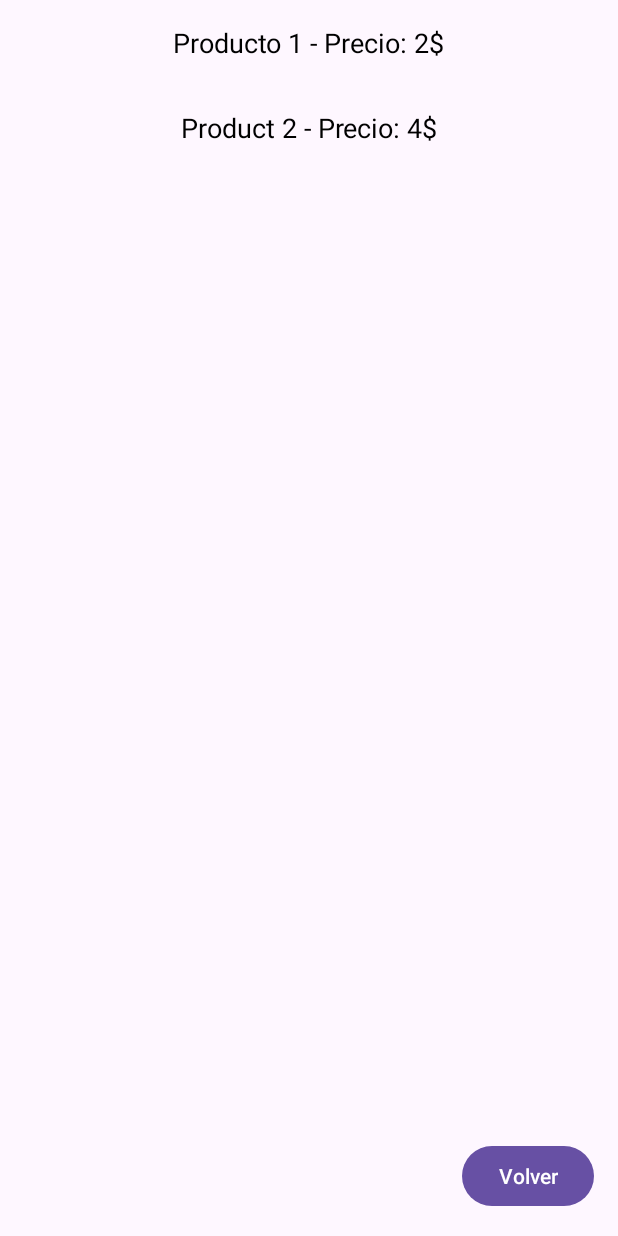
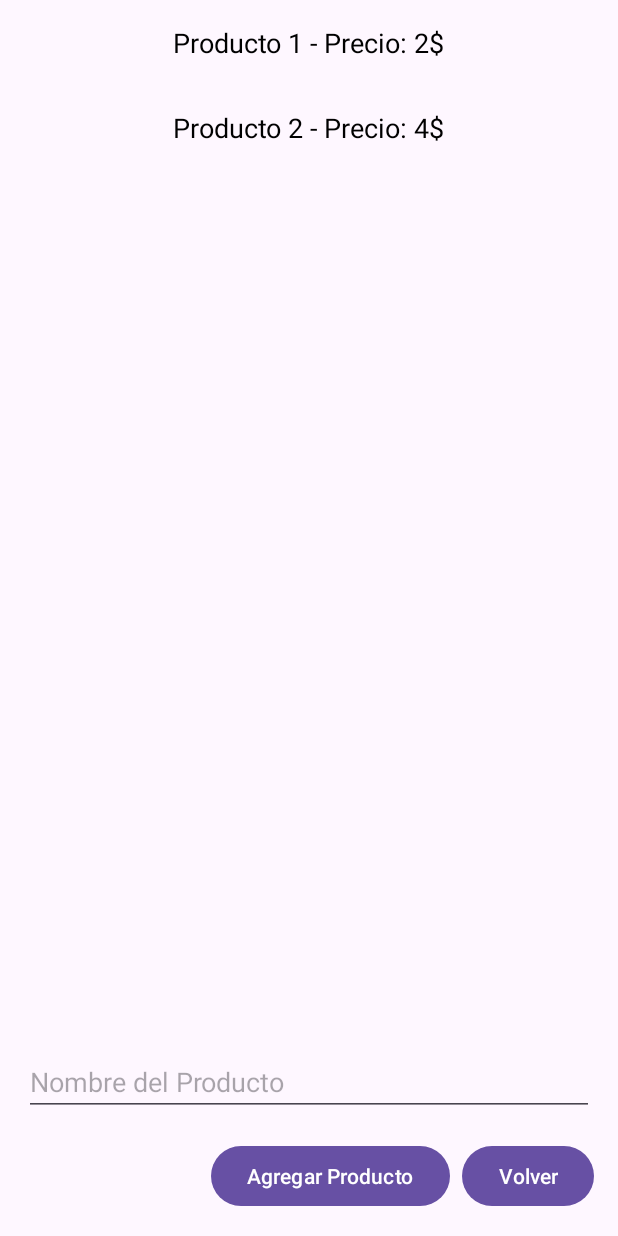
Before and after one commit to rodriisepulveda/final-am-ACN4AV-sepulveda-rodrigo, an Android app: the ProductListActivity screen opened directly, with no data from a screen before it, on a phone screen of 412 x 824 dp. Run offline under Robolectric (Android 15) with nearby library versions, the phone set to English and light mode, and no system bars.

Commit message:
Agregados eventos, organizacion de variables, elemento dinamico, linearlayout

```diff
--- a/app/src/main/java/com/example/parcial_1_am_acn4av_rodrigo_sepulveda/ProductListActivity.java
+++ b/app/src/main/java/com/example/parcial_1_am_acn4av_rodrigo_sepulveda/ProductListActivity.java
@@ -1,15 +1,20 @@
 package com.example.parcial_1_am_acn4av_rodrigo_sepulveda;
 
-import android.content.Intent;
 import android.os.Bundle;
 import android.view.View;
+import android.widget.EditText;
+import android.widget.Toast;
 import androidx.appcompat.app.AppCompatActivity;
 import androidx.recyclerview.widget.LinearLayoutManager;
 import androidx.recyclerview.widget.RecyclerView;
+
 import java.util.ArrayList;
 import java.util.List;
 
 public class ProductListActivity extends AppCompatActivity {
+    private List<Product> productList; // Lista de productos
+    private ProductAdapter productAdapter; // Adaptador para el RecyclerView
+    private EditText editTextProductName; // EditText para ingresar el nombre del producto
 
     @Override
     protected void onCreate(Bundle savedInstanceState) {
@@ -19,19 +24,37 @@ public class ProductListActivity extends AppCompatActivity {
         RecyclerView recyclerView = findViewById(R.id.recyclerViewProducts);
         recyclerView.setLayoutManager(new LinearLayoutManager(this));
 
-        // Crear una lista de productos
-        List<Product> productList = new ArrayList<>();
+        // Inicializar la lista de productos
+        productList = new ArrayList<>();
         productList.add(new Product("Producto 1 - Precio: 2$"));
-        productList.add(new Product("Product 2 - Precio: 4$"));
+        productList.add(new Product("Producto 2 - Precio: 4$"));
 
-        ProductAdapter adapter = new ProductAdapter(productList);
-        recyclerView.setAdapter(adapter);
+        productAdapter = new ProductAdapter(productList);
+        recyclerView.setAdapter(productAdapter);
+        editTextProductName = findViewById(R.id.editTextProductName);
 
-        // Configurar el botón para regresar a MainActivity
+        // boton para agregar productos
+        findViewById(R.id.buttonAddProduct).setOnClickListener(new View.OnClickListener() {
+            @Override
+            public void onClick(View v) {
+                String productName = editTextProductName.getText().toString().trim();
+                if (!productName.isEmpty()) {
+                    productList.add(new Product(productName));
+                    productAdapter.notifyItemInserted(productList.size() - 1);
+                    editTextProductName.setText("");
+                    Toast.makeText(ProductListActivity.this, R.string.toast_product_added, Toast.LENGTH_SHORT).show();
+                } else {
+                    Toast.makeText(ProductListActivity.this, R.string.toast_product_add_error, Toast.LENGTH_SHORT).show();
+
+                }
+            }
+        });
+
+
         findViewById(R.id.buttonBackToMain).setOnClickListener(new View.OnClickListener() {
             @Override
             public void onClick(View v) {
-                finish(); // Termina la actividad actual y regresa a MainActivity
+                finish();
             }
         });
     }
--- /dev/null
+++ b/app/src/main/res/drawable/rounded_button.xml
@@ -0,0 +1,6 @@
+<?xml version="1.0" encoding="utf-8"?>
+<shape xmlns:android="http://schemas.android.com/apk/res/android"
+    android:shape="rectangle">
+    <corners android:radius="8dp" />
+    <solid android:color="@color/primaryColor" />
+</shape>
--- a/app/src/main/res/layout/activity_product_list.xml
+++ b/app/src/main/res/layout/activity_product_list.xml
@@ -10,21 +10,39 @@
         android:layout_width="match_parent"
         android:layout_height="0dp"
         app:layout_constraintTop_toTopOf="parent"
-        app:layout_constraintBottom_toBottomOf="parent"
+        app:layout_constraintBottom_toTopOf="@id/editTextProductName"
         app:layout_constraintStart_toStartOf="parent"
         app:layout_constraintEnd_toEndOf="parent"
         tools:ignore="MissingConstraints" />
+
+    <EditText
+        android:id="@+id/editTextProductName"
+        android:layout_width="0dp"
+        android:layout_height="wrap_content"
+        android:hint="@string/hint_product_name"
+        android:inputType="textNoSuggestions"
+        android:importantForAccessibility="no"
+        app:layout_constraintBottom_toTopOf="@id/buttonAddProduct"
+        app:layout_constraintStart_toStartOf="parent"
+        app:layout_constraintEnd_toEndOf="parent"
+        android:layout_margin="16dp" />
+    <Button
+        android:id="@+id/buttonAddProduct"
+        android:layout_width="wrap_content"
+        android:layout_height="wrap_content"
+        android:text="@string/button_add_product"
+        app:layout_constraintBottom_toBottomOf="parent"
+        app:layout_constraintEnd_toStartOf="@id/buttonBackToMain"
+        android:layout_marginEnd="8dp"
+        android:layout_marginBottom="16dp" />
 
     <Button
         android:id="@+id/buttonBackToMain"
         android:layout_width="wrap_content"
         android:layout_height="wrap_content"
-        android:layout_margin="16dp"
-        android:layout_marginEnd="144dp"
-        android:layout_marginBottom="288dp"
-        android:text="Volver"
+        android:text="@string/button_back"
         app:layout_constraintBottom_toBottomOf="parent"
         app:layout_constraintEnd_toEndOf="parent"
-        tools:ignore="HardcodedText,MissingConstraints" />
-
+        android:layout_marginEnd="16dp"
+        android:layout_marginBottom="16dp" />
 </androidx.constraintlayout.widget.ConstraintLayout>
--- a/app/src/main/res/values/strings.xml
+++ b/app/src/main/res/values/strings.xml
@@ -1,3 +1,14 @@
 <resources>
     <string name="app_name">parcial-1-am-acn4av-rodrigo-sepulveda</string>
+    <string name="welcome_message">Bienvenido Pepito</string>
+    <string name="button_show_products">Gestion Productos</string>
+    <string name="button_add_product">Agregar Producto</string>
+    <string name="button_delete_product">Eliminar Producto</string>
+    <string name="edit_text_hint">Nombre del Producto</string>
+    <string name="button_back">Volver</string>
+    <string name="toast_product_added">Producto agregado</string>
+    <string name="toast_product_add_error">Ingresa un nombre de producto</string>
+    <string name="toast_functionality_development">Funcionalidad en Desarrollo</string>
+    <string name="hint_product_name">Nombre del Producto</string>
+
 </resources>
```
Also changed, not shown: app/src/main/java/com/example/parcial_1_am_acn4av_rodrigo_sepulveda/MainActivity.java (+18 -1 lines), app/src/main/res/layout/activity_main.xml (+40 -8 lines), app/src/main/res/values/colors.xml (+6 -3 lines), app/src/main/res/values/styles.xml (added, +18 -0 lines).
